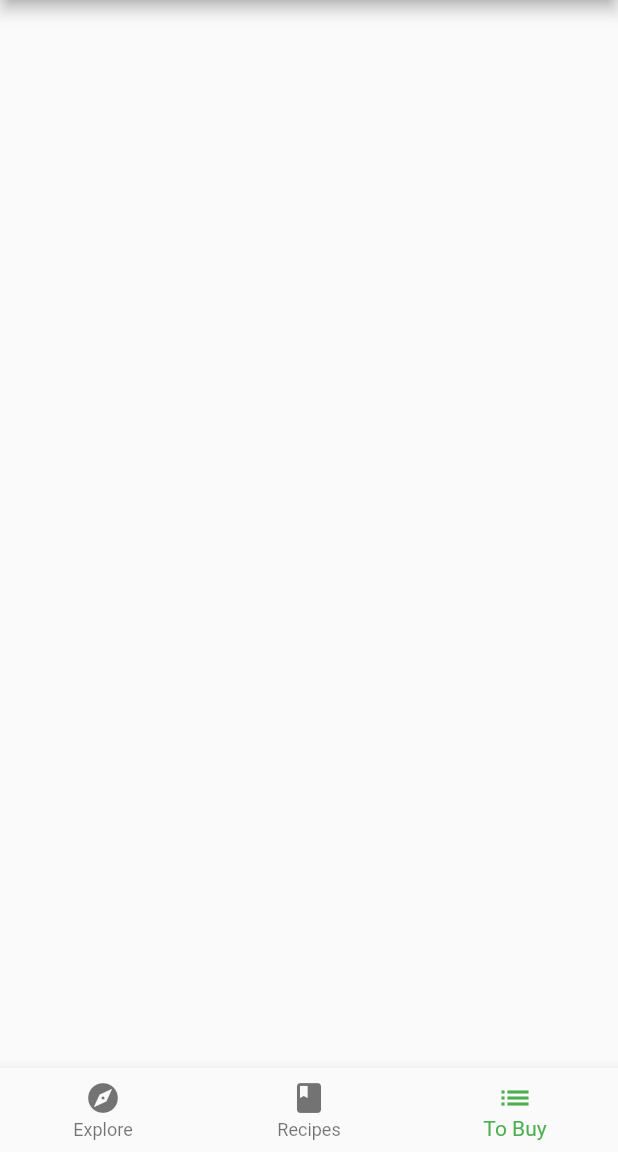
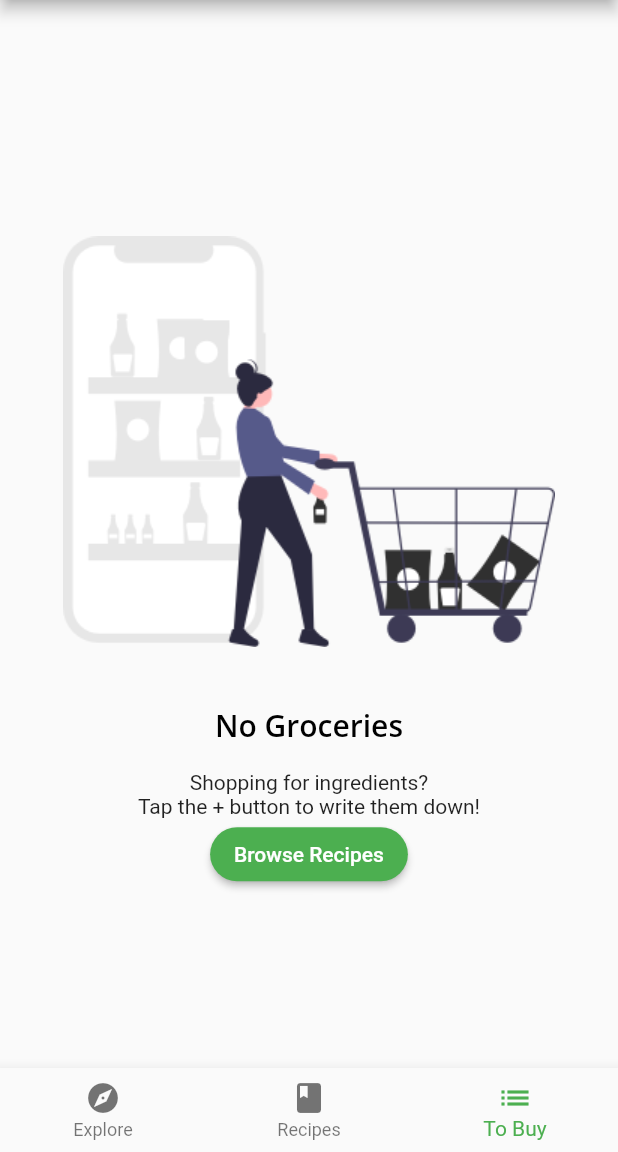
Before and after one commit to tommycp-flutter-apprentice/06-interactive-widgets, a Flutter app: the screen it shows after launch, item 3 of the bottom bar chosen, on a phone screen of 412 x 824 dp, the part 84-1236 px from its top. Run offline on Flutter 3.47's test engine with Material 2 defaults, Android fonts, the phone set to English and light mode, and no system bars; our stand-ins replace google_fonts; missing offline and left inert: dart:ffi; project files that could hold a hidden picture were left out.

Commit message:
6.4 Creating the empty Grocery screen: Adding the visual pieces

```diff
--- a/fooderlich/lib/screens/empty_grocery_screen.dart
+++ b/fooderlich/lib/screens/empty_grocery_screen.dart
@@ -14,10 +14,38 @@ class EmptyGroceryScreen extends StatelessWidget {
         child: Column(
           mainAxisAlignment: MainAxisAlignment.center,
           children: [
-            // TODO 4: Add empty image
-            // TODO 5: Add empty screen title
-            // TODO 6: Add empty screen subtitle
-            // TODO 7: Add browse recipes button
+            // Flexible gives a child the ability to fill the available space in the main axis.
+            Flexible(
+              // AspectRatio sizes its child to the specified aspectRatio.
+              // Although aspectRatio is a double, the Flutter documentation
+              // recommends writing it as width / height instead of the calculated result.
+              // In this case, you want a square aspect ratio of 1 / 1 and not 1.0.
+              child: AspectRatio(
+                aspectRatio: 1 / 1,
+                child: Image.asset('assets/fooderlich_assets/empty_list.png'),
+              ),
+            ),
+            Text(
+              'No Groceries',
+              style: Theme.of(context).textTheme.headline6,
+            ),
+            const SizedBox(height: 16),
+            const Text(
+              'Shopping for ingredients?\n'
+              'Tap the + button to write them down!',
+              textAlign: TextAlign.center,
+            ),
+            MaterialButton(
+              textColor: Colors.white,
+              child: const Text('Browse Recipes'),
+              shape: RoundedRectangleBorder(
+                borderRadius: BorderRadius.circular(30.0),
+              ),
+              color: Colors.green,
+              onPressed: () {
+                // TODO 8: Go to Recipe Tab
+              },
+            ),
           ],
         ),
       ),
```
